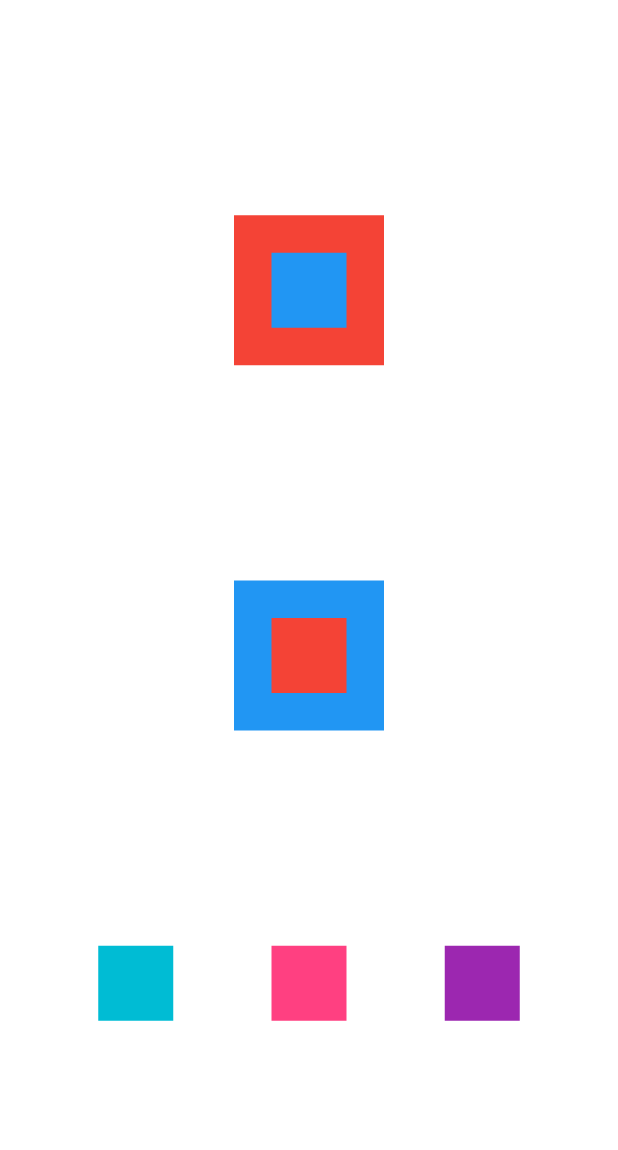
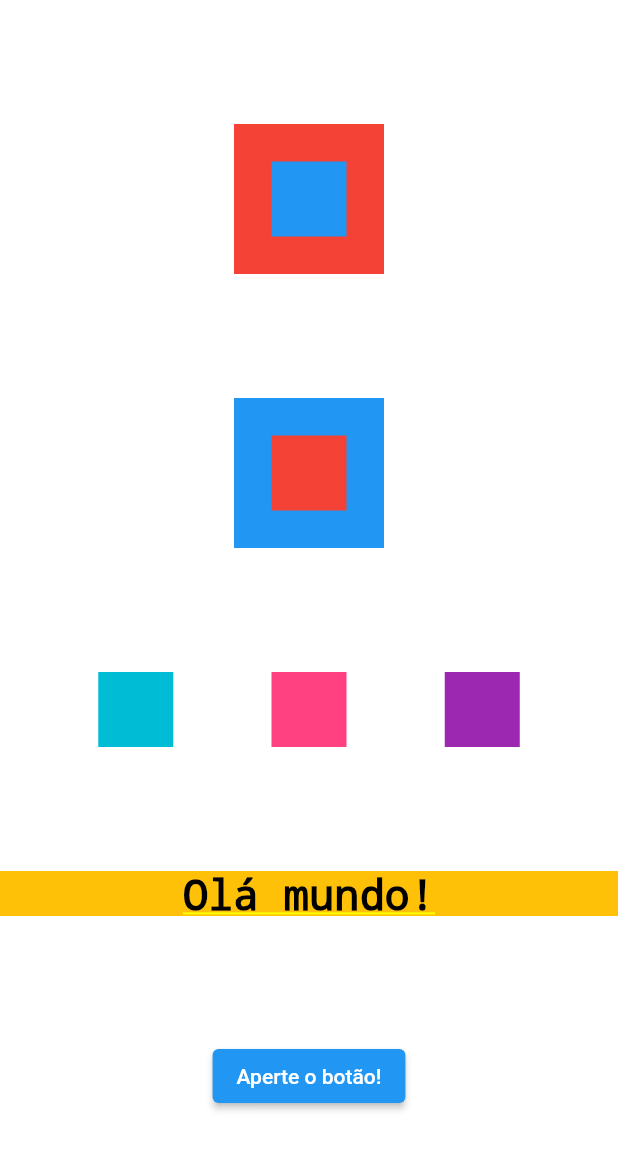
Before and after one commit to ohenriquemonte/flutter_alr_widgets_stateless_stateful, a Flutter app: the screen it shows after launch, on a phone screen of 412 x 824 dp. Shown: the top 1150 px of the screen. Run offline on Flutter 3.47's test engine with Material 2 defaults, Android fonts, the phone set to English and light mode, and no system bars.

Commit message:
02.08 - Overflow e Árvore de Widgets

```diff
--- a/lib/main.dart
+++ b/lib/main.dart
@@ -1,3 +1,5 @@
+// ignore_for_file: avoid_print
+
 import 'package:flutter/material.dart';
 
 void main() {
@@ -14,7 +16,9 @@
       theme: ThemeData(
         primarySwatch: Colors.blue,
       ),
-      home: Column(
+      home: Container(
+        color: Colors.white,
+        child: Column(
           mainAxisAlignment: MainAxisAlignment.spaceEvenly,
           crossAxisAlignment: CrossAxisAlignment.center,
           children: [
@@ -40,7 +44,29 @@
                 Container(color: Colors.purple, height: 50, width: 50),
               ],
             ),
+            Container(
+              color: Colors.amber,
+              height: 30,
+              width: 30000,
+              child: const Text(
+                'Olá mundo!',
+                style: TextStyle(
+                  color: Colors.black,
+                  fontSize: 28,
+                ),
+                textAlign: TextAlign.center,
+              ),
+            ),
+            ElevatedButton(
+              onPressed: () {
+                print('Você pressionou o botão');
+              },
+              child: const Text(
+                'Aperte o botão!',
+              ),
+            ),
           ],
+        ),
       ),
     );
   }
```
Lines whose indentation alone changed are shown as unchanged.
